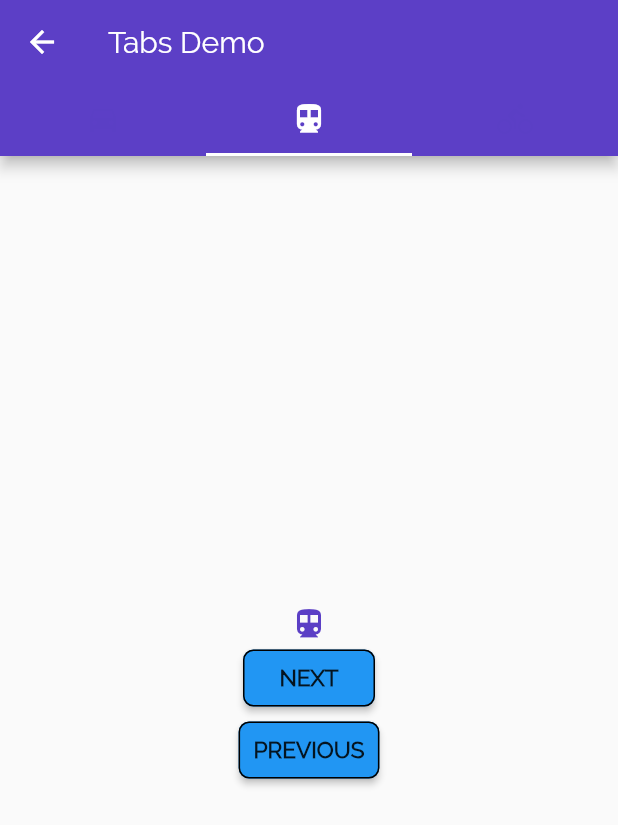
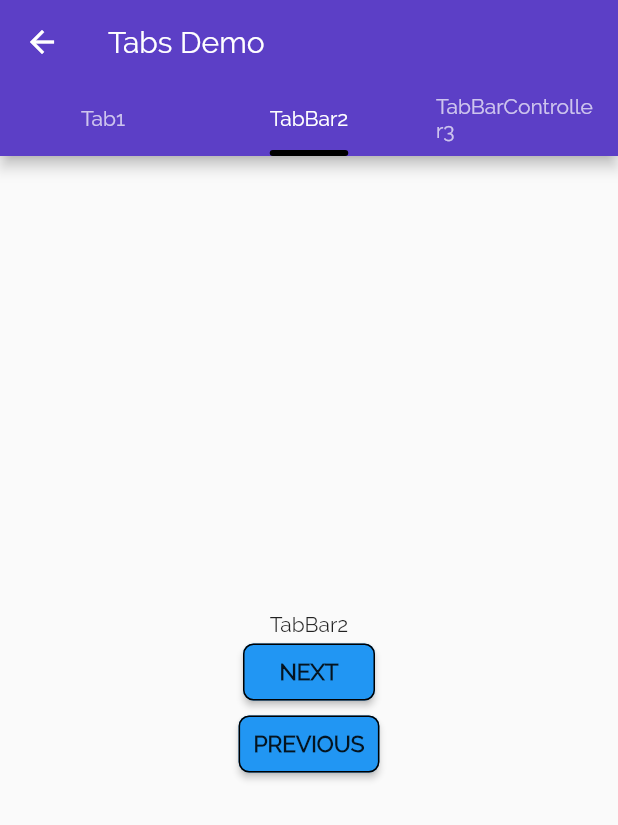
Before and after one commit to Anuraag93/flutter, a Flutter app: the TabBarDemo screen opened by its route, after a tap on "NEXT", on a phone screen of 412 x 824 dp. Shown: the top 825 px of the screen. Run offline on Flutter 3.47's test engine with Material 2 defaults, Android fonts, the phone set to English and light mode, and no system bars; our stand-ins replace built_collection, built_value, cloud_firestore; accounts and stored records are empty; generated files the repository leaves out were written again.

Commit message:
custom underline tab indicator

```diff
--- a/cook_book/lib/choose_username.dart
+++ b/cook_book/lib/choose_username.dart
@@ -11,6 +11,7 @@ class ChooseUsernameState extends State<ChooseUsername> {
   final _purple = Color(0x3F5C3FC6);
   @override
   Widget build(BuildContext context) {
+    print('Build of ChooseUsername');
     Container _buildTextField(String label,
         {bool showValidationError = false}) {
       return Container(
@@ -40,10 +41,7 @@ class ChooseUsernameState extends State<ChooseUsername> {
       );
     }
 
-
-
     return Scaffold(
-
       appBar: AppBar(
         automaticallyImplyLeading: false,
         elevation: 0.0,
--- a/cook_book/lib/display_list.dart
+++ b/cook_book/lib/display_list.dart
@@ -57,6 +57,7 @@ class DisplayList extends StatelessWidget {
 
   @override
   Widget build(BuildContext context) {
+    print('Build of DisplayList');
     Material _dimondFab = Material(
       color: Colors.lightBlue,
       shape: CustomBorder(),
--- /dev/null
+++ b/cook_book/lib/materials/custom_underline_tab.dart
@@ -0,0 +1,98 @@
+// Copyright 2018 The Chromium Authors. All rights reserved.
+// Use of this source code is governed by a BSD-style license that can be
+// found in the LICENSE file.
+
+import 'package:flutter/widgets.dart';
+import 'package:flutter/material.dart';
+
+/// Used with [TabBar.indicator] to draw a horizontal line below the
+/// selected tab.
+///
+/// The selected tab underline is inset from the tab's boundary by [insets].
+/// The [borderSide] defines the line's color and weight.
+///
+/// The [TabBar.indicatorSize] property can be used to define the indicator's
+/// bounds in terms of its (centered) widget with [TabIndicatorSize.label],
+/// or the entire tab with [TabIndicatorSize.tab].
+class CustomUnderlineTabIndicator extends Decoration {
+  /// Create an underline style selected tab indicator.
+  ///
+  /// The [borderSide] and [insets] arguments must not be null.
+  const CustomUnderlineTabIndicator({
+    this.borderSide = const BorderSide(width: 2.0, color: Colors.white),
+    this.insets = EdgeInsets.zero,
+  }) : assert(borderSide != null), assert(insets != null);
+
+  /// The color and weight of the horizontal line drawn below the selected tab.
+  final BorderSide borderSide;
+
+  /// Locates the selected tab's underline relative to the tab's boundary.
+  ///
+  /// The [TabBar.indicatorSize] property can be used to define the
+  /// tab indicator's bounds in terms of its (centered) tab widget with
+  /// [TabIndicatorSize.label], or the entire tab with [TabIndicatorSize.tab].
+  final EdgeInsetsGeometry insets;
+
+  @override
+  Decoration lerpFrom(Decoration a, double t) {
+    if (a is CustomUnderlineTabIndicator) {
+      return CustomUnderlineTabIndicator(
+        borderSide: BorderSide.lerp(a.borderSide, borderSide, t),
+        insets: EdgeInsetsGeometry.lerp(a.insets, insets, t),
+      );
+    }
+    return super.lerpFrom(a, t);
+  }
+
+  @override
+  Decoration lerpTo(Decoration b, double t) {
+    if (b is CustomUnderlineTabIndicator) {
+      return CustomUnderlineTabIndicator(
+        borderSide: BorderSide.lerp(borderSide, b.borderSide, t),
+        insets: EdgeInsetsGeometry.lerp(insets, b.insets, t),
+      );
+    }
+    return super.lerpTo(b, t);
+  }
+
+  @override
+  _UnderlinePainter createBoxPainter([VoidCallback onChanged]) {
+    return _UnderlinePainter(this, onChanged);
+  }
+}
+
+class _UnderlinePainter extends BoxPainter {
+  _UnderlinePainter(this.decoration, VoidCallback onChanged)
+    : assert(decoration != null), super(onChanged);
+
+  final CustomUnderlineTabIndicator decoration;
+
+  BorderSide get borderSide => decoration.borderSide;
+  EdgeInsetsGeometry get insets => decoration.insets;
+
+  Rect _indicatorRectFor(Rect rect, TextDirection textDirection) {
+    assert(rect != null);
+    assert(textDirection != null);
+    final Rect indicator = insets.resolve(textDirection).deflateRect(rect);
+    return Rect.fromLTWH(
+      indicator.left,
+      indicator.bottom - borderSide.width,
+      indicator.width,
+      borderSide.width,
+    );
+  }
+
+  @override
+  void paint(Canvas canvas, Offset offset, ImageConfiguration configuration) {
+    assert(configuration != null);
+    assert(configuration.size != null);
+    final Rect rect = offset & configuration.size;
+    // final RRect rect1 = RRect.fromRectAndCorners(rect,
+    //     topLeft: Radius.circular(5.0), topRight: Radius.circular(5.0));
+    final TextDirection textDirection = configuration.textDirection;
+    final Rect indicator = _indicatorRectFor(rect, textDirection).deflate(borderSide.width / 2.0);
+    final Paint paint = borderSide.toPaint()..strokeCap = StrokeCap.round;
+    canvas.drawLine(indicator.bottomLeft, indicator.bottomRight, paint);
+    // canvas.drawRRect(rect1, paint);
+  }
+}
--- a/cook_book/lib/tabs_demo.dart
+++ b/cook_book/lib/tabs_demo.dart
@@ -1,3 +1,4 @@
+import 'package:cook_book/materials/custom_underline_tab.dart';
 import 'package:flutter/material.dart';
 
 class TabBarDemo extends StatefulWidget {
@@ -10,24 +11,36 @@ class TabBarDemo extends StatefulWidget {
 class TabBarDemoState extends State<TabBarDemo>
     with SingleTickerProviderStateMixin {
   final List<Tab> myTabs = [
-    Tab(icon: Icon(Icons.directions_car)),
-    Tab(icon: Icon(Icons.directions_transit)),
-    Tab(icon: Icon(Icons.directions_bike)),
+    //   Tab(icon: Icon(Icons.directions_car)),
+    //   Tab(icon: Icon(Icons.directions_transit)),
+    //   Tab(icon: Icon(Icons.directions_bike)),
+    Tab(child: Text('Tab1')),
+    Tab(child: Text('TabBar2')),
+    Tab(child: Text('TabBarController3')),
   ];
   TabController _tabController;
   @override
   void initState() {
     super.initState();
-    _tabController = new TabController(length: myTabs.length, vsync: this,initialIndex: 0);
+    _tabController =
+        new TabController(length: myTabs.length, vsync: this, initialIndex: 0);
   }
 
   @override
   Widget build(BuildContext context) {
+    print('Build of TabBarDemo');
     return DefaultTabController(
       length: myTabs.length,
       child: Scaffold(
         appBar: AppBar(
           bottom: TabBar(
+            indicatorSize: TabBarIndicatorSize.label,indicatorColor: Colors.amber,
+            indicator: CustomUnderlineTabIndicator(borderSide:
+                  const BorderSide (
+                      color: Colors.black,
+                      width: 4.0,
+                      style: BorderStyle.solid,
+                      )),
             controller: _tabController,
             tabs: myTabs,
           ),
@@ -40,30 +53,27 @@ class TabBarDemoState extends State<TabBarDemo>
               child: Column(
                 mainAxisAlignment: MainAxisAlignment.center,
                 children: <Widget>[
-                  tab.icon,
+                  tab.child,
 //                  Text(tab.text),
                   RaisedButton(
                     onPressed: () {
-
-
-                      if(_tabController.index == myTabs.length - 1){
+                      if (_tabController.index == myTabs.length - 1) {
                         //disable button
                         print('returned from next');
                         return;
                       }
-                      _tabController.animateTo((_tabController.index + 1) );
+                      _tabController.animateTo((_tabController.index + 1));
                     },
                     child: Text('NEXT'),
                   ),
                   RaisedButton(
                     onPressed: () {
-
-                      if(_tabController.index == 0){
+                      if (_tabController.index == 0) {
                         //disable button
                         print('returned from previous');
                         return;
                       }
-                      _tabController.animateTo((_tabController.index - 1) );
+                      _tabController.animateTo((_tabController.index - 1));
                     },
                     child: Text('PREVIOUS'),
                   ),
--- a/hacker_news/pubspec.yaml
+++ b/hacker_news/pubspec.yaml
@@ -14,6 +14,7 @@ dependencies:
   url_launcher: ^4.0.1
 
   http: ^0.11.3
+  rxdart: ^0.18.1
 
   flutter:
     sdk: flutter
```
Also changed, not shown: cook_book/lib/recieve_otp.dart (+14 -6 lines), demo_firebase/lib/main.dart (added, +101 -0 lines), demo_firebase/pubspec.yaml (added, +69 -0 lines), cook_book/pubspec.lock, hacker_news/pubspec.lock, 57 other files.
